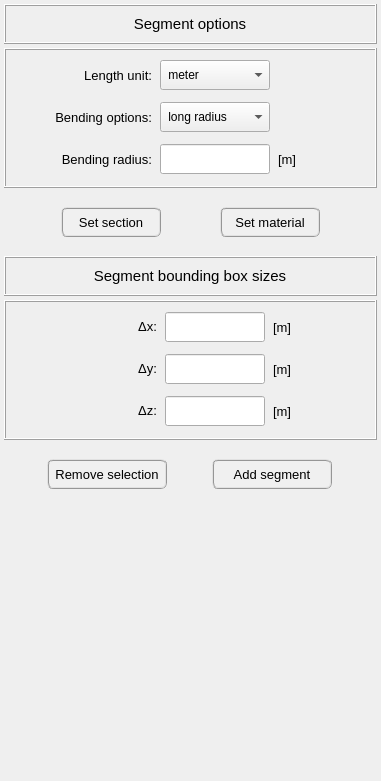
Above: pulse/interface/ui_files/model/geometry/add_widget.ui from open-pulse/OpenPulse before the change. Below: the same form after it.
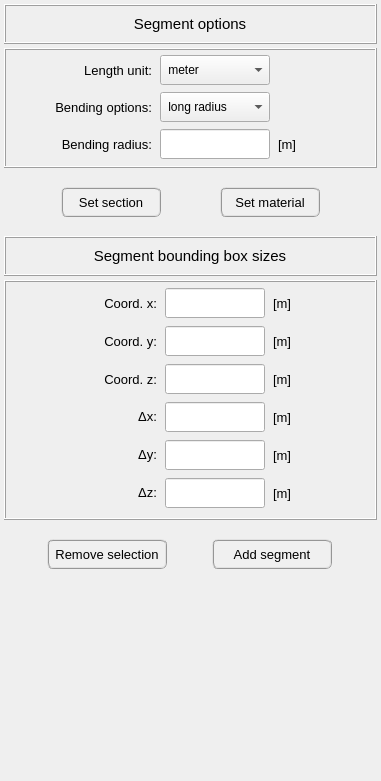
That is the form after the change.

What changed in the file:
```diff
--- a/pulse/interface/ui_files/model/geometry/add_widget.ui
+++ b/pulse/interface/ui_files/model/geometry/add_widget.ui
@@ -118,7 +118,7 @@
      <property name="minimumSize">
       <size>
        <width>0</width>
-       <height>140</height>
+       <height>120</height>
       </size>
      </property>
      <property name="maximumSize">
@@ -290,19 +290,6 @@
         </property>
        </widget>
       </item>
-      <item row="0" column="0">
-       <spacer name="horizontalSpacer">
-        <property name="orientation">
-         <enum>Qt::Horizontal</enum>
-        </property>
-        <property name="sizeHint" stdset="0">
-         <size>
-          <width>40</width>
-          <height>20</height>
-         </size>
-        </property>
-       </spacer>
-      </item>
       <item row="1" column="2">
        <widget class="QComboBox" name="comboBox_bending_type">
         <property name="minimumSize">
@@ -381,6 +368,19 @@
         </property>
        </widget>
       </item>
+      <item row="2" column="0">
+       <spacer name="horizontalSpacer_5">
+        <property name="orientation">
+         <enum>Qt::Horizontal</enum>
+        </property>
+        <property name="sizeHint" stdset="0">
+         <size>
+          <width>40</width>
+          <height>20</height>
+         </size>
+        </property>
+       </spacer>
+      </item>
      </layout>
     </widget>
    </item>
@@ -577,13 +577,13 @@
      <property name="minimumSize">
       <size>
        <width>0</width>
-       <height>140</height>
+       <height>240</height>
       </size>
      </property>
      <property name="maximumSize">
       <size>
        <width>16777215</width>
-       <height>140</height>
+       <height>280</height>
       </size>
      </property>
      <property name="frameShape">
@@ -608,7 +608,7 @@
       <property name="horizontalSpacing">
        <number>8</number>
       </property>
-      <item row="2" column="2">
+      <item row="4" column="2">
        <widget class="QLineEdit" name="lineEdit_delta_y">
         <property name="minimumSize">
          <size>
@@ -632,61 +632,7 @@
         </property>
        </widget>
       </item>
-      <item row="1" column="1">
-       <widget class="QLabel" name="label">
-        <property name="minimumSize">
-         <size>
-          <width>110</width>
-          <height>30</height>
-         </size>
-        </property>
-        <property name="maximumSize">
-         <size>
-          <width>110</width>
-          <height>30</height>
-         </size>
-        </property>
-        <property name="font">
-         <font>
-          <pointsize>10</pointsize>
-         </font>
-        </property>
-        <property name="toolTip">
-         <string/>
-        </property>
-        <property name="text">
-         <string>&lt;html&gt;&lt;head/&gt;&lt;body&gt;&lt;p&gt;Δx:&lt;/p&gt;&lt;/body&gt;&lt;/html&gt;</string>
-        </property>
-        <property name="alignment">
-         <set>Qt::AlignRight|Qt::AlignTrailing|Qt::AlignVCenter</set>
-        </property>
-       </widget>
-      </item>
-      <item row="2" column="3">
-       <widget class="QLabel" name="label_unit_delta_y">
-        <property name="minimumSize">
-         <size>
-          <width>60</width>
-          <height>0</height>
-         </size>
-        </property>
-        <property name="maximumSize">
-         <size>
-          <width>60</width>
-          <height>16777215</height>
-         </size>
-        </property>
-        <property name="font">
-         <font>
-          <pointsize>10</pointsize>
-         </font>
-        </property>
-        <property name="text">
-         <string>[m]</string>
-        </property>
-       </widget>
-      </item>
-      <item row="1" column="3">
+      <item row="3" column="3">
        <widget class="QLabel" name="label_unit_delta_x">
         <property name="minimumSize">
          <size>
@@ -710,8 +656,32 @@
         </property>
        </widget>
       </item>
+      <item row="4" column="3">
+       <widget class="QLabel" name="label_unit_delta_y">
+        <property name="minimumSize">
+         <size>
+          <width>60</width>
+          <height>0</height>
+         </size>
+        </property>
+        <property name="maximumSize">
+         <size>
+          <width>60</width>
+          <height>16777215</height>
+         </size>
+        </property>
+        <property name="font">
+         <font>
+          <pointsize>10</pointsize>
+         </font>
+        </property>
+        <property name="text">
+         <string>[m]</string>
+        </property>
+       </widget>
+      </item>
       <item row="3" column="1">
-       <widget class="QLabel" name="label_3">
+       <widget class="QLabel" name="label">
         <property name="minimumSize">
          <size>
           <width>110</width>
@@ -733,14 +703,14 @@
          <string/>
         </property>
         <property name="text">
-         <string>&lt;html&gt;&lt;head/&gt;&lt;body&gt;&lt;p&gt;Δz:&lt;/p&gt;&lt;/body&gt;&lt;/html&gt;</string>
+         <string>&lt;html&gt;&lt;head/&gt;&lt;body&gt;&lt;p&gt;Δx:&lt;/p&gt;&lt;/body&gt;&lt;/html&gt;</string>
         </property>
         <property name="alignment">
          <set>Qt::AlignRight|Qt::AlignTrailing|Qt::AlignVCenter</set>
         </property>
        </widget>
       </item>
-      <item row="2" column="1">
+      <item row="4" column="1">
        <widget class="QLabel" name="label_2">
         <property name="minimumSize">
          <size>
@@ -770,7 +740,63 @@
         </property>
        </widget>
       </item>
-      <item row="3" column="3">
+      <item row="5" column="1">
+       <widget class="QLabel" name="label_3">
+        <property name="minimumSize">
+         <size>
+          <width>110</width>
+          <height>30</height>
+         </size>
+        </property>
+        <property name="maximumSize">
+         <size>
+          <width>110</width>
+          <height>30</height>
+         </size>
+        </property>
+        <property name="font">
+         <font>
+          <pointsize>10</pointsize>
+         </font>
+        </property>
+        <property name="toolTip">
+         <string/>
+        </property>
+        <property name="text">
+         <string>&lt;html&gt;&lt;head/&gt;&lt;body&gt;&lt;p&gt;Δz:&lt;/p&gt;&lt;/body&gt;&lt;/html&gt;</string>
+        </property>
+        <property name="alignment">
+         <set>Qt::AlignRight|Qt::AlignTrailing|Qt::AlignVCenter</set>
+        </property>
+       </widget>
+      </item>
+      <item row="3" column="4">
+       <spacer name="horizontalSpacer_4">
+        <property name="orientation">
+         <enum>Qt::Horizontal</enum>
+        </property>
+        <property name="sizeHint" stdset="0">
+         <size>
+          <width>40</width>
+          <height>20</height>
+         </size>
+        </property>
+       </spacer>
+      </item>
+      <item row="3" column="0">
+       <spacer name="horizontalSpacer_3">
+        <property name="orientation">
+         <enum>Qt::Horizontal</enum>
+        </property>
+        <property name="sizeHint" stdset="0">
+         <size>
+          <width>40</width>
+          <height>20</height>
+         </size>
+        </property>
+       </spacer>
+      </item>
+      <item row="5" column="3">
        <widget class="QLabel" name="label_unit_delta_z">
         <property name="minimumSize">
          <size>
@@ -794,7 +820,7 @@
         </property>
        </widget>
       </item>
-      <item row="3" column="2">
+      <item row="5" column="2">
        <widget class="QLineEdit" name="lineEdit_delta_z">
         <property name="minimumSize">
          <size>
@@ -818,7 +844,7 @@
         </property>
        </widget>
       </item>
-      <item row="1" column="2">
+      <item row="3" column="2">
        <widget class="QLineEdit" name="lineEdit_delta_x">
         <property name="minimumSize">
          <size>
@@ -842,31 +868,239 @@
         </property>
        </widget>
       </item>
-      <item row="1" column="0">
-       <spacer name="horizontalSpacer_3">
-        <property name="orientation">
-         <enum>Qt::Horizontal</enum>
+      <item row="2" column="3">
+       <widget class="QLabel" name="label_unit_coord_z">
+        <property name="minimumSize">
+         <size>
+          <width>60</width>
+          <height>0</height>
+         </size>
         </property>
-        <property name="sizeHint" stdset="0">
+        <property name="maximumSize">
          <size>
-          <width>40</width>
-          <height>20</height>
+          <width>60</width>
+          <height>16777215</height>
          </size>
         </property>
-       </spacer>
+        <property name="font">
+         <font>
+          <pointsize>10</pointsize>
+         </font>
+        </property>
+        <property name="text">
+         <string>[m]</string>
+        </property>
+       </widget>
       </item>
-      <item row="1" column="4">
-       <spacer name="horizontalSpacer_4">
-        <property name="orientation">
-         <enum>Qt::Horizontal</enum>
+      <item row="1" column="3">
+       <widget class="QLabel" name="label_unit_coord_y">
+        <property name="minimumSize">
+         <size>
+          <width>60</width>
+          <height>0</height>
+         </size>
         </property>
-        <property name="sizeHint" stdset="0">
+        <property name="maximumSize">
          <size>
-          <width>40</width>
-          <height>20</height>
+          <width>60</width>
+          <height>16777215</height>
          </size>
         </property>
-       </spacer>
+        <property name="font">
+         <font>
+          <pointsize>10</pointsize>
+         </font>
+        </property>
+        <property name="text">
+         <string>[m]</string>
+        </property>
+       </widget>
+      </item>
+      <item row="1" column="2">
+       <widget class="QLineEdit" name="lineEdit_coord_y">
+        <property name="minimumSize">
+         <size>
+          <width>100</width>
+          <height>30</height>
+         </size>
+        </property>
+        <property name="maximumSize">
+         <size>
+          <width>100</width>
+          <height>30</height>
+         </size>
+        </property>
+        <property name="font">
+         <font>
+          <pointsize>10</pointsize>
+         </font>
+        </property>
+        <property name="alignment">
+         <set>Qt::AlignCenter</set>
+        </property>
+       </widget>
+      </item>
+      <item row="1" column="1">
+       <widget class="QLabel" name="label_8">
+        <property name="minimumSize">
+         <size>
+          <width>110</width>
+          <height>30</height>
+         </size>
+        </property>
+        <property name="maximumSize">
+         <size>
+          <width>110</width>
+          <height>30</height>
+         </size>
+        </property>
+        <property name="font">
+         <font>
+          <pointsize>10</pointsize>
+         </font>
+        </property>
+        <property name="toolTip">
+         <string/>
+        </property>
+        <property name="text">
+         <string>Coord. y:</string>
+        </property>
+        <property name="alignment">
+         <set>Qt::AlignRight|Qt::AlignTrailing|Qt::AlignVCenter</set>
+        </property>
+       </widget>
+      </item>
+      <item row="2" column="2">
+       <widget class="QLineEdit" name="lineEdit_coord_z">
+        <property name="minimumSize">
+         <size>
+          <width>100</width>
+          <height>30</height>
+         </size>
+        </property>
+        <property name="maximumSize">
+         <size>
+          <width>100</width>
+          <height>30</height>
+         </size>
+        </property>
+        <property name="font">
+         <font>
+          <pointsize>10</pointsize>
+         </font>
+        </property>
+        <property name="alignment">
+         <set>Qt::AlignCenter</set>
+        </property>
+       </widget>
+      </item>
+      <item row="2" column="1">
+       <widget class="QLabel" name="label_9">
+        <property name="minimumSize">
+         <size>
+          <width>110</width>
+          <height>30</height>
+         </size>
+        </property>
+        <property name="maximumSize">
+         <size>
+          <width>110</width>
+          <height>30</height>
+         </size>
+        </property>
+        <property name="font">
+         <font>
+          <pointsize>10</pointsize>
+         </font>
+        </property>
+        <property name="toolTip">
+         <string/>
+        </property>
+        <property name="text">
+         <string>Coord. z:</string>
+        </property>
+        <property name="alignment">
+         <set>Qt::AlignRight|Qt::AlignTrailing|Qt::AlignVCenter</set>
+        </property>
+       </widget>
+      </item>
+      <item row="0" column="2">
+       <widget class="QLineEdit" name="lineEdit_coord_x">
+        <property name="minimumSize">
+         <size>
+          <width>100</width>
+          <height>30</height>
+         </size>
+        </property>
+        <property name="maximumSize">
+         <size>
+          <width>100</width>
+          <height>30</height>
+         </size>
+        </property>
+        <property name="font">
+         <font>
+          <pointsize>10</pointsize>
+         </font>
+        </property>
+        <property name="alignment">
+         <set>Qt::AlignCenter</set>
+        </property>
+       </widget>
+      </item>
+      <item row="0" column="1">
+       <widget class="QLabel" name="label_10">
+        <property name="minimumSize">
+         <size>
+          <width>110</width>
+          <height>30</height>
+         </size>
+        </property>
+        <property name="maximumSize">
+         <size>
+          <width>110</width>
+          <height>30</height>
+         </size>
+        </property>
+        <property name="font">
+         <font>
+          <pointsize>10</pointsize>
+         </font>
+        </property>
+        <property name="toolTip">
+         <string/>
+        </property>
+        <property name="text">
+         <string>Coord. x:</string>
+        </property>
+        <property name="alignment">
+         <set>Qt::AlignRight|Qt::AlignTrailing|Qt::AlignVCenter</set>
+        </property>
+       </widget>
+      </item>
+      <item row="0" column="3">
+       <widget class="QLabel" name="label_unit_coord_x">
+        <property name="minimumSize">
+         <size>
+          <width>60</width>
+          <height>0</height>
+         </size>
+        </property>
+        <property name="maximumSize">
+         <size>
+          <width>60</width>
+          <height>16777215</height>
+         </size>
+        </property>
+        <property name="font">
+         <font>
+          <pointsize>10</pointsize>
+         </font>
+        </property>
+        <property name="text">
+         <string>[m]</string>
+        </property>
+       </widget>
       </item>
      </layout>
     </widget>
```
Left out of the diff: 2 changed lines with no effect on the pictures.
